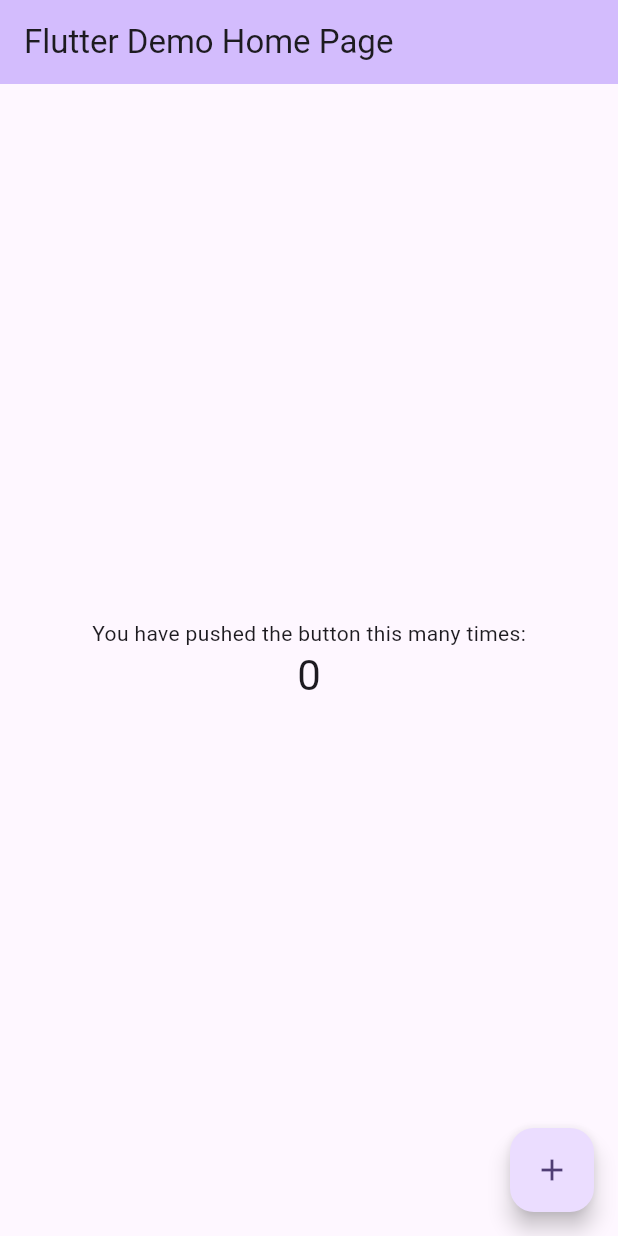
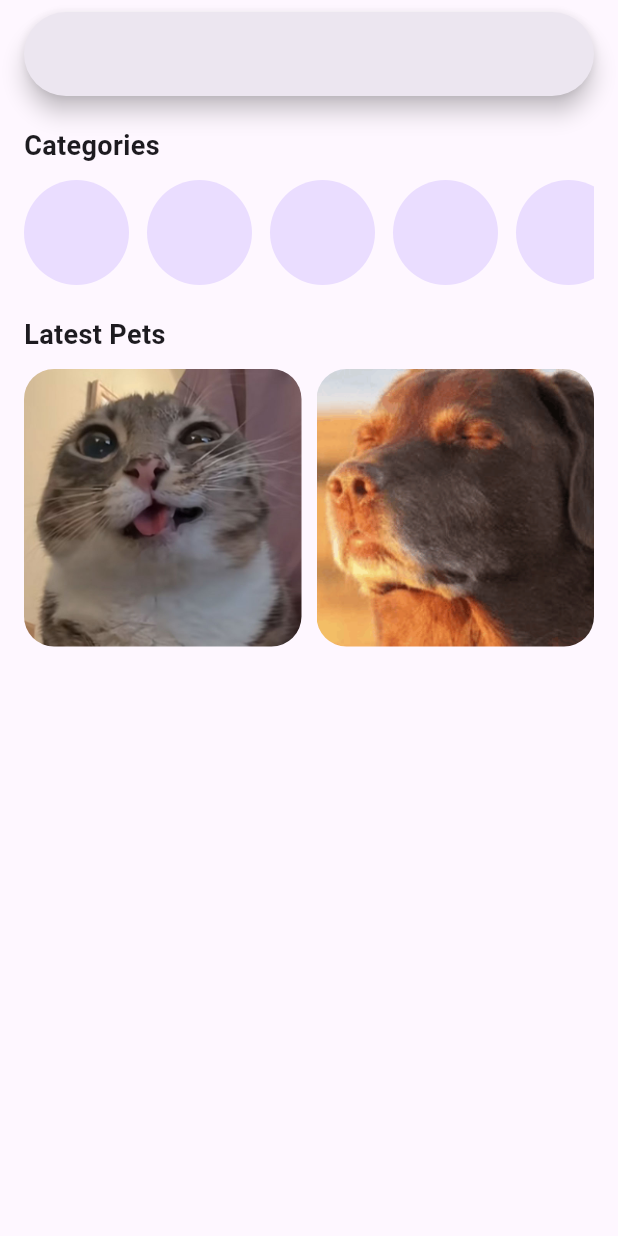
Before and after one commit to kyovalskye/Pet_Application, a Flutter app: the screen it shows after launch, on a phone screen of 412 x 824 dp. Run offline on Flutter 3.47's test engine with Material 3 defaults, Android fonts, the phone set to English and light mode, and no system bars.

Commit message:
Commit 2 (40 menit kedua): Implementasi fitur utama

```diff
--- a/lib/main.dart
+++ b/lib/main.dart
@@ -1,122 +1,15 @@
 import 'package:flutter/material.dart';
+import 'package:pet_application_flutter/pages/home_screen.dart';
 
-void main() {
-  runApp(const MyApp());
+void main(){
+  runApp(MaterialApp(home: HomeScreen()));
 }
 
-class MyApp extends StatelessWidget {
-  const MyApp({super.key});
-
-  // This widget is the root of your application.
-  @override
-  Widget build(BuildContext context) {
-    return MaterialApp(
-      title: 'Flutter Demo',
-      theme: ThemeData(
-        // This is the theme of your application.
-        //
-        // TRY THIS: Try running your application with "flutter run". You'll see
-        // the application has a purple toolbar. Then, without quitting the app,
-        // try changing the seedColor in the colorScheme below to Colors.green
-        // and then invoke "hot reload" (save your changes or press the "hot
-        // reload" button in a Flutter-supported IDE, or press "r" if you used
-        // the command line to start the app).
-        //
-        // Notice that the counter didn't reset back to zero; the application
-        // state is not lost during the reload. To reset the state, use hot
-        // restart instead.
-        //
-        // This works for code too, not just values: Most code changes can be
-        // tested with just a hot reload.
-        colorScheme: ColorScheme.fromSeed(seedColor: Colors.deepPurple),
-      ),
-      home: const MyHomePage(title: 'Flutter Demo Home Page'),
-    );
-  }
-}
-
-class MyHomePage extends StatefulWidget {
-  const MyHomePage({super.key, required this.title});
-
-  // This widget is the home page of your application. It is stateful, meaning
-  // that it has a State object (defined below) that contains fields that affect
-  // how it looks.
-
-  // This class is the configuration for the state. It holds the values (in this
-  // case the title) provided by the parent (in this case the App widget) and
-  // used by the build method of the State. Fields in a Widget subclass are
-  // always marked "final".
-
-  final String title;
-
-  @override
-  State<MyHomePage> createState() => _MyHomePageState();
-}
-
-class _MyHomePageState extends State<MyHomePage> {
-  int _counter = 0;
-
-  void _incrementCounter() {
-    setState(() {
-      // This call to setState tells the Flutter framework that something has
-      // changed in this State, which causes it to rerun the build method below
-      // so that the display can reflect the updated values. If we changed
-      // _counter without calling setState(), then the build method would not be
-      // called again, and so nothing would appear to happen.
-      _counter++;
-    });
-  }
+class Main extends StatelessWidget {
+  const Main({super.key});
 
   @override
   Widget build(BuildContext context) {
-    // This method is rerun every time setState is called, for instance as done
-    // by the _incrementCounter method above.
-    //
-    // The Flutter framework has been optimized to make rerunning build methods
-    // fast, so that you can just rebuild anything that needs updating rather
-    // than having to individually change instances of widgets.
-    return Scaffold(
-      appBar: AppBar(
-        // TRY THIS: Try changing the color here to a specific color (to
-        // Colors.amber, perhaps?) and trigger a hot reload to see the AppBar
-        // change color while the other colors stay the same.
-        backgroundColor: Theme.of(context).colorScheme.inversePrimary,
-        // Here we take the value from the MyHomePage object that was created by
-        // the App.build method, and use it to set our appbar title.
-        title: Text(widget.title),
-      ),
-      body: Center(
-        // Center is a layout widget. It takes a single child and positions it
-        // in the middle of the parent.
-        child: Column(
-          // Column is also a layout widget. It takes a list of children and
-          // arranges them vertically. By default, it sizes itself to fit its
-          // children horizontally, and tries to be as tall as its parent.
-          //
-          // Column has various properties to control how it sizes itself and
-          // how it positions its children. Here we use mainAxisAlignment to
-          // center the children vertically; the main axis here is the vertical
-          // axis because Columns are vertical (the cross axis would be
-          // horizontal).
-          //
-          // TRY THIS: Invoke "debug painting" (choose the "Toggle Debug Paint"
-          // action in the IDE, or press "p" in the console), to see the
-          // wireframe for each widget.
-          mainAxisAlignment: MainAxisAlignment.center,
-          children: <Widget>[
-            const Text('You have pushed the button this many times:'),
-            Text(
-              '$_counter',
-              style: Theme.of(context).textTheme.headlineMedium,
-            ),
-          ],
-        ),
-      ),
-      floatingActionButton: FloatingActionButton(
-        onPressed: _incrementCounter,
-        tooltip: 'Increment',
-        child: const Icon(Icons.add),
-      ), // This trailing comma makes auto-formatting nicer for build methods.
-    );
+    return HomeScreen();
   }
 }
--- /dev/null
+++ b/lib/pages/home_screen.dart
@@ -0,0 +1,45 @@
+import 'package:flutter/material.dart';
+import 'package:pet_application_flutter/widgets/animals_card.dart';
+import 'package:pet_application_flutter/widgets/categories_list.dart';
+
+class HomeScreen extends StatelessWidget {
+  const HomeScreen({super.key});
+
+  @override
+  Widget build(BuildContext context) {
+    return Scaffold(
+      body: SafeArea(
+        child: Padding(
+          padding: const EdgeInsets.symmetric(horizontal: 16, vertical: 8),
+          child: Column(
+            crossAxisAlignment: CrossAxisAlignment.start,
+            children: [
+              // Search
+              const SearchBar(),
+              const SizedBox(height: 20),
+
+              // Categories title
+              const Text(
+                "Categories",
+                style: TextStyle(fontSize: 18, fontWeight: FontWeight.bold),
+              ),
+              const SizedBox(height: 10),
+              const CategoriesList(),
+              const SizedBox(height: 20),
+
+              // Latest Pets title
+              const Text(
+                "Latest Pets",
+                style: TextStyle(fontSize: 18, fontWeight: FontWeight.bold),
+              ),
+              const SizedBox(height: 10),
+
+              // Grid
+              const Expanded(child: AnimalsCard()),
+            ],
+          ),
+        ),
+      ),
+    );
+  }
+}
--- /dev/null
+++ b/lib/widgets/animals_card.dart
@@ -0,0 +1,67 @@
+import 'package:flutter/material.dart';
+import 'package:pet_application_flutter/pages/animal_detail_pages.dart';
+
+class AnimalsCard extends StatelessWidget {
+  const AnimalsCard({super.key});
+
+  @override
+  Widget build(BuildContext context) {
+    // Data dummy
+    final animals = [
+      {
+        "name": "Rigby The Cat",
+        "location": "Texas, US",
+        "age": "1 year",
+        "gender": "Female",
+        "image": "assets/images/rigby.jpg",
+      },
+      {
+        "name": "Doggo",
+        "location": "NY, US",
+        "age": "2 years",
+        "gender": "Male",
+        "image": "assets/images/doggo.png",
+      },
+      // tambah data lain...
+    ];
+
+    return Expanded(
+      child: GridView.builder(
+        gridDelegate: const SliverGridDelegateWithFixedCrossAxisCount(
+          crossAxisCount: 2,
+          crossAxisSpacing: 10,
+          mainAxisSpacing: 10,
+        ),
+        itemCount: animals.length,
+        itemBuilder: (context, index) {
+          final animal = animals[index];
+          return GestureDetector(
+            onTap: () {
+              Navigator.push(
+                context,
+                MaterialPageRoute(
+                  builder: (context) => AnimalDetailPage(
+                    name: animal["name"]!,
+                    location: animal["location"]!,
+                    age: animal["age"]!,
+                    gender: animal["gender"]!,
+                    image: animal["image"]!,
+                  ),
+                ),
+              );
+            },
+            child: Container(
+              decoration: BoxDecoration(
+                borderRadius: BorderRadius.circular(20),
+                image: DecorationImage(
+                  image: AssetImage(animal["image"]!),
+                  fit: BoxFit.cover,
+                ),
+              ),
+            ),
+          );
+        },
+      ),
+    );
+  }
+}
--- /dev/null
+++ b/lib/widgets/categories_list.dart
@@ -0,0 +1,25 @@
+import 'package:flutter/material.dart';
+
+class CategoriesList extends StatefulWidget {
+  const CategoriesList({super.key});
+
+  @override
+  State<CategoriesList> createState() => _CategoriesListState();
+}
+
+class _CategoriesListState extends State<CategoriesList> {
+  @override
+  Widget build(BuildContext context) {
+    return SingleChildScrollView(
+      scrollDirection: Axis.horizontal,
+      child: Row(
+        children: List.generate(5, (index) {
+          return Padding(
+            padding: const EdgeInsets.only(right: 12),
+            child: CircleAvatar(radius: 35),
+          );
+        }),
+      ),
+    );
+  }
+}
--- /dev/null
+++ b/lib/widgets/search_bar.dart
@@ -0,0 +1,15 @@
+import 'package:flutter/material.dart';
+
+class SearchBar extends StatefulWidget {
+  const SearchBar({super.key});
+
+  @override
+  State<SearchBar> createState() => _SearchBarState();
+}
+
+class _SearchBarState extends State<SearchBar> {
+  @override
+  Widget build(BuildContext context) {
+    return TextField();
+  }
+}
--- a/pubspec.yaml
+++ b/pubspec.yaml
@@ -58,8 +58,8 @@ flutter:
   uses-material-design: true
 
   # To add assets to your application, add an assets section, like this:
-  # assets:
-  #   - images/a_dot_burr.jpeg
+  assets:
+    - assets/images/
   #   - images/a_dot_ham.jpeg
 
   # An image asset can refer to one or more resolution-specific "variants", see
```
Also changed, not shown: lib/pages/animal_detail_pages.dart (added, +55 -0 lines), lib/pages/detail_pages.dart (added, +39 -0 lines), lib/pages/profile_pages.dart (added, +10 -0 lines), assets/images/doggo.png (added), assets/images/rigby.jpg (added).
